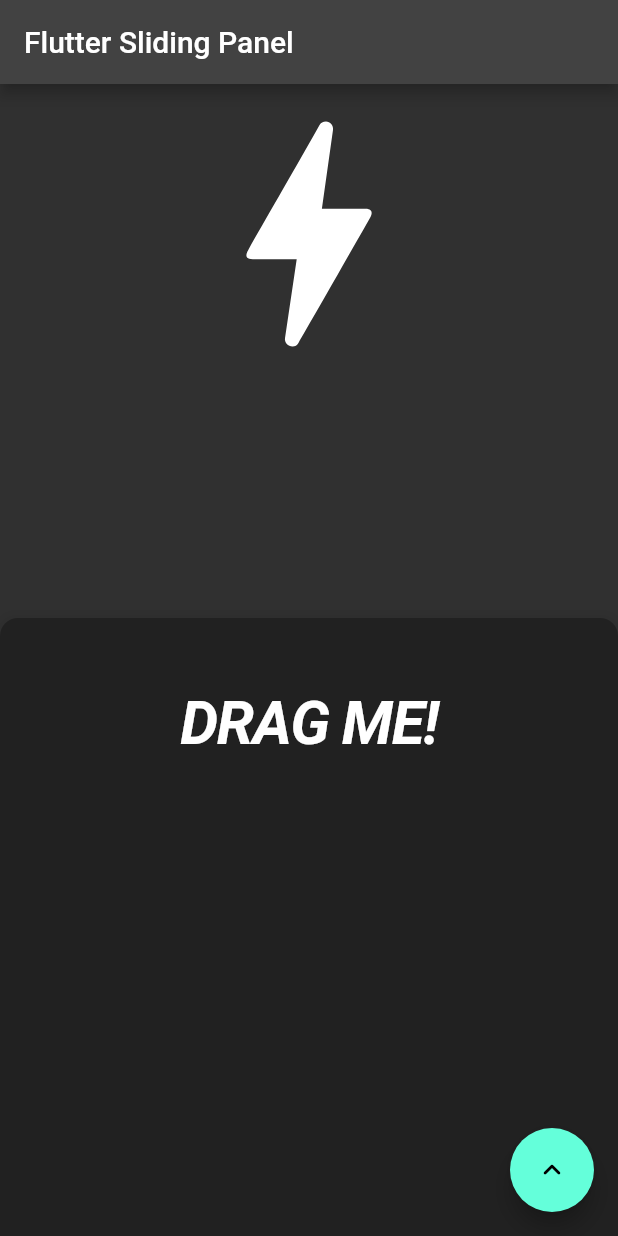
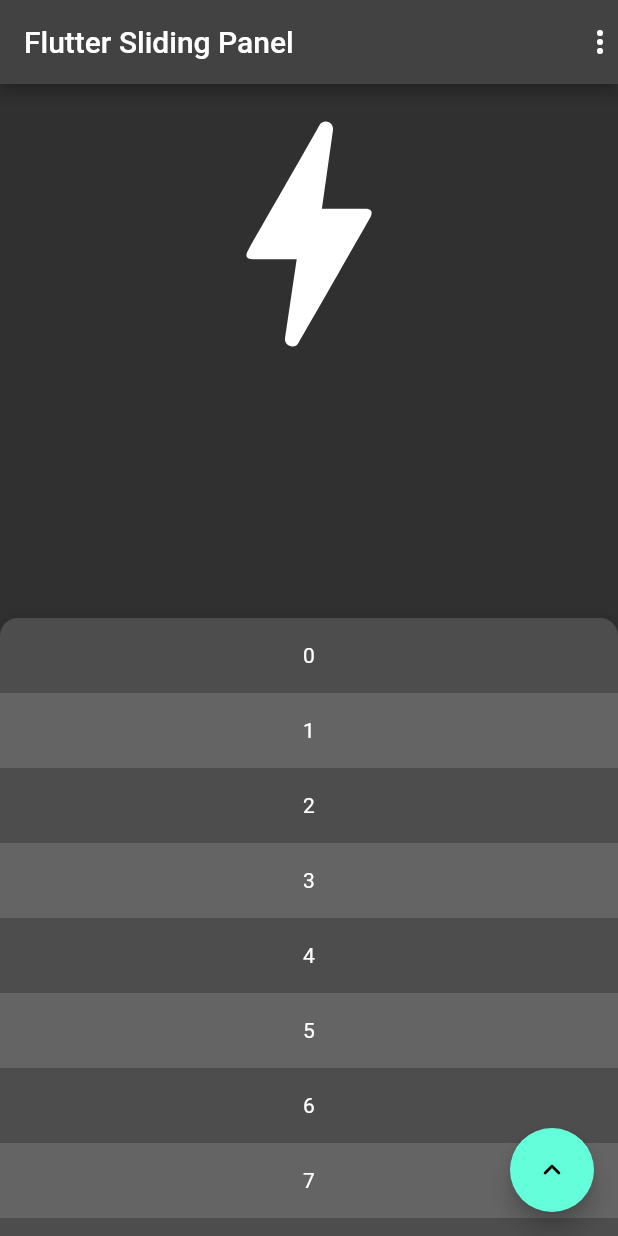
Before and after one commit to dhiyaaulauliyaa/flutter_sliding_panel, a Flutter app: the screen it shows after launch, on a phone screen of 412 x 824 dp. Run offline on Flutter 3.47's test engine with Material 2 defaults, Android fonts, the light colour scheme and no system bars; our stand-ins replace equatable.

Commit message:
feat(example): :sparkles: add scrollable content example

```diff
--- a/example/lib/main.dart
+++ b/example/lib/main.dart
@@ -27,6 +27,7 @@ class MyHomePage extends StatefulWidget {
 
 class _MyHomePageState extends State<MyHomePage> {
   final controller = SlidingPanelController();
+  int slidingPanelTypeChoice = 1;
 
   @override
   void dispose() {
@@ -37,7 +38,26 @@ class _MyHomePageState extends State<MyHomePage> {
   @override
   Widget build(BuildContext context) {
     return Scaffold(
-      appBar: AppBar(title: const Text('Flutter Sliding Panel')),
+      appBar: AppBar(
+        title: const Text('Flutter Sliding Panel'),
+        actions: [
+          PopupMenuButton<int>(
+            child: const Icon(Icons.more_vert),
+            onSelected: (value) => setState(
+              () => slidingPanelTypeChoice = value,
+            ),
+            itemBuilder: (BuildContext context) {
+              return List.generate(
+                3,
+                (index) => PopupMenuItem<int>(
+                  value: index,
+                  child: Text(_getTypeFromIndex(index)),
+                ),
+              );
+            },
+          ),
+        ],
+      ),
       floatingActionButton: FloatingActionButton(
         child: ValueListenableBuilder<SlidingPanelDetail>(
           valueListenable: controller,
@@ -57,7 +77,48 @@ class _MyHomePageState extends State<MyHomePage> {
           }
         },
       ),
-      body: SlidingPanel(
+      body: _slidingPanelWidget(),
+    );
+  }
+
+  String _getTypeFromIndex(int index) {
+    switch (index) {
+      case 0:
+        return 'Non-Scrollable';
+      case 1:
+        return 'Scrollable';
+      case 2:
+        return 'Multi Scrollable';
+      default:
+        return '';
+    }
+  }
+
+  Widget _slidingPanelWidget() {
+    switch (slidingPanelTypeChoice) {
+      case 0:
+        return SlidingPanelExample(controller: controller);
+      case 1:
+        return ScrollableContentSlidingPanelExample(controller: controller);
+      case 2:
+        return ScrollableContentSlidingPanelExample(controller: controller);
+      default:
+        return const SizedBox();
+    }
+  }
+}
+
+class SlidingPanelExample extends StatelessWidget {
+  const SlidingPanelExample({
+    super.key,
+    required this.controller,
+  });
+
+  final SlidingPanelController controller;
+
+  @override
+  Widget build(BuildContext context) {
+    return SlidingPanel(
       controller: controller,
       config: SlidingPanelConfig(
         anchorPosition: MediaQuery.of(context).size.height / 2,
@@ -88,6 +149,50 @@ class _MyHomePageState extends State<MyHomePage> {
           fontStyle: FontStyle.italic,
         ),
       ),
+    );
+  }
+}
+
+class ScrollableContentSlidingPanelExample extends StatelessWidget {
+  const ScrollableContentSlidingPanelExample({
+    super.key,
+    required this.controller,
+  });
+
+  final SlidingPanelController controller;
+
+  @override
+  Widget build(BuildContext context) {
+    return SlidingPanel.scrollableContent(
+      controller: controller,
+      config: SlidingPanelConfig(
+        anchorPosition: MediaQuery.of(context).size.height / 2,
+        expandPosition: MediaQuery.of(context).size.height - 200,
+      ),
+      decoration: BoxDecoration(
+        color: Colors.grey[900],
+        borderRadius: const BorderRadius.only(
+          topLeft: Radius.circular(12),
+          topRight: Radius.circular(12),
+        ),
+        boxShadow: const [
+          BoxShadow(
+            blurRadius: 5,
+            spreadRadius: 2,
+            color: Color(0x11000000),
+          ),
+        ],
+      ),
+      pageContent: const Icon(Icons.bolt_rounded, size: 200),
+      panelContentBuilder: (controller, physics) => ListView.builder(
+        controller: controller,
+        physics: physics,
+        itemBuilder: (context, index) => Container(
+          height: 50,
+          alignment: Alignment.center,
+          color: Colors.white.withOpacity(index.isEven ? 0.2 : 0.3),
+          child: Text('$index'),
+        ),
       ),
     );
   }
```
Lines whose indentation alone changed are shown as unchanged.
